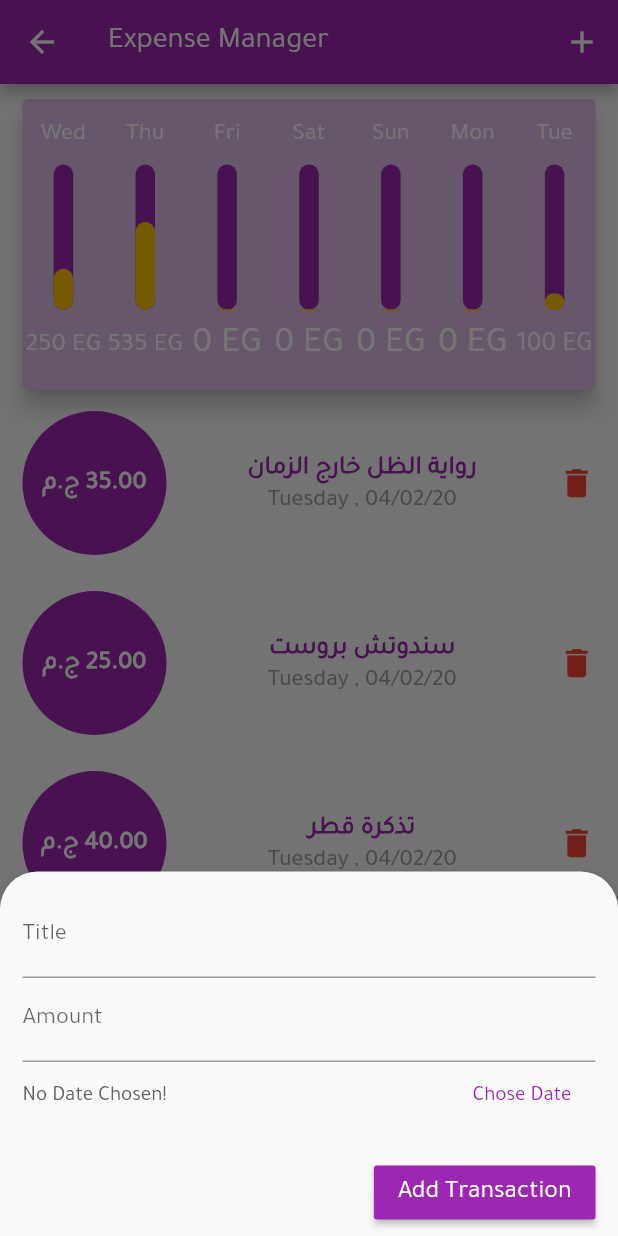
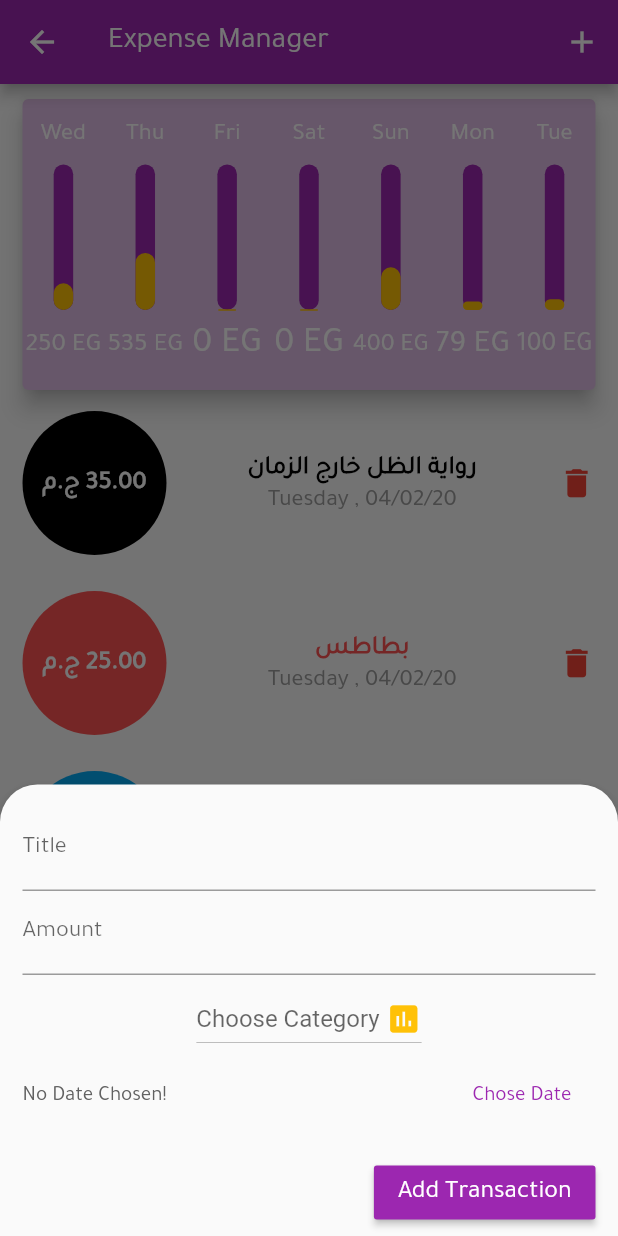
Before and after one commit to grayHatEnigma/Expense-Manager, a Flutter app: the screen it shows after launch, after a tap on the "add" icon, on a phone screen of 412 x 824 dp. Run offline on Flutter 3.47's test engine with Material 2 defaults, Android fonts, the phone set to English and light mode, and no system bars; our stand-ins replace date_format.

Commit message:
ninth commit - add categories feature

```diff
--- a/lib/domain/manager.dart
+++ b/lib/domain/manager.dart
@@ -1,5 +1,6 @@
 //flutter core
 import 'dart:collection';
+import 'package:expense_manager/domain/models/category.dart';
 import 'package:flutter/widgets.dart';
 
 //external packages
@@ -56,10 +57,16 @@ class Manager
 
   // Add a new transaction to the list
   @override
-  void addTransaction({String title, double amount, DateTime date, String id}) {
+  void addTransaction(
+      {String title,
+      double amount,
+      DateTime date,
+      String id,
+      Category category}) {
     // add a new transaction
     _transactions.add(
-      Transaction(title: title, amount: amount, date: date, id: id),
+      Transaction(
+          title: title, amount: amount, date: date, id: id, category: category),
     );
     notifyListeners();
   }
@@ -94,19 +101,49 @@ class Manager
         id: 't1',
         title: 'رواية الظل خارج الزمان',
         amount: 35,
+        category: Category.ENTERTAINING,
         date: DateTime.now()),
     Transaction(
-        id: 't2', title: 'سندوتش بروست', amount: 25, date: DateTime.now()),
-    Transaction(id: 't3', title: 'تذكرة قطر', amount: 40, date: DateTime.now()),
+        id: 't2',
+        title: 'بطاطس',
+        amount: 25,
+        date: DateTime.now(),
+        category: Category.GROCERY),
+    Transaction(
+        id: 't3',
+        title: 'تذكرة قطر',
+        amount: 40,
+        date: DateTime.now(),
+        category: Category.TRANSPORTATION),
     Transaction(
         id: 't3',
         title: 'كوتشي جديد',
         amount: 535,
-        date: DateTime(2020, 1, 30)),
+        date: DateTime(2020, 1, 30),
+        category: Category.SHOPPING),
     Transaction(
         id: 't4',
         title: 'بنطلون جديد',
         amount: 250,
-        date: DateTime(2020, 1, 29)),
+        date: DateTime(2020, 1, 29),
+        category: Category.SHOPPING),
+    Transaction(
+        id: 't7',
+        title: 'فاتورة التليفون الأرضي',
+        amount: 79,
+        date: DateTime(2020, 2, 3),
+        category: Category.BILLS),
+    Transaction(
+        id: 't5',
+        title: 'زيارات عائلية',
+        amount: 150,
+        date: DateTime(2020, 2, 2),
+        category: Category.OTHERS),
+    Transaction(
+        id: 't6',
+        title: 'أدوات مكتبية',
+        amount: 250,
+        date: DateTime(2020, 2, 2),
+        category: Category.OTHERS),
   ];
 } // TransactionsData class end
--- a/lib/domain/manager_database_contract.dart
+++ b/lib/domain/manager_database_contract.dart
@@ -1,14 +1,7 @@
 //my imports
 import './models/transaction.dart';
 
-class ManagerDatabaseContract {
-  // TODO : INTERFACE CONTRACT FOR TRANSACTIONS DATA
-
-  // save transactions list to database
-  void saveTXList() {}
-
-  // load transactions list from database
-  List<Transaction> loadTXList() {
-    return null;
-  }
+abstract class ManagerDatabaseContract {
+  void saveTXList();
+  List<Transaction> loadTXList();
 }
--- a/lib/domain/manager_ui_contract.dart
+++ b/lib/domain/manager_ui_contract.dart
@@ -1,27 +1,23 @@
 import 'dart:collection';
+import 'package:expense_manager/domain/models/category.dart';
 import 'package:flutter/widgets.dart';
 
 import './models/chart_bar.dart';
 import './models/transaction.dart';
 
-class ManagerUiContract with ChangeNotifier {
-  // Unmodified Version Of our transactions list
-  UnmodifiableListView<Transaction> get transactionsList => null;
+abstract class ManagerUiContract with ChangeNotifier {
+  UnmodifiableListView<Transaction> get transactionsList;
 
-  // a function to get the total spending amount during the last week
-  double get totalRecentSpending {
-    return 0;
-  }
+  double get totalRecentSpending;
 
-  // a function to get transactions that are grouped by day of the week
-  List<ChartBar> get groupedTransactions {
-    return null;
-  }
+  List<ChartBar> get groupedTransactions;
 
-  // Add a new transaction to the list
   void addTransaction(
-      {String title, double amount, DateTime date, String id}) {}
+      {String title,
+      double amount,
+      DateTime date,
+      Category category,
+      String id});
 
-  // Delete an existing transaction from the list
-  void deleteTransaction({int index, String id}) {}
+  void deleteTransaction({int index, String id});
 }
--- /dev/null
+++ b/lib/domain/models/category.dart
@@ -0,0 +1,12 @@
+enum Category {
+  TRAVELLING,
+  ENTERTAINING,
+  BILLS,
+  GROCERY,
+  MEDICINE,
+  MAINTENANCE,
+  TRANSPORTATION,
+  SHOPPING,
+  EMERGENCY,
+  OTHERS,
+}
--- a/lib/domain/models/transaction.dart
+++ b/lib/domain/models/transaction.dart
@@ -1,10 +1,57 @@
+import './category.dart';
+import 'package:flutter/material.dart';
+
 class Transaction {
   final String id;
   final String title;
+  final Category category;
   final double amount;
   final DateTime date;
 
-  Transaction({this.id, this.title, this.amount, this.date});
+  Transaction(
+      {this.id,
+      this.title,
+      this.amount,
+      this.category = Category.OTHERS,
+      this.date});
+
+  Color get categoryColor {
+    Color transactionColor;
+    switch (category) {
+      case Category.TRAVELLING:
+        transactionColor = Colors.pinkAccent;
+        break;
+      case Category.ENTERTAINING:
+        transactionColor = Colors.black;
+        break;
+      case Category.BILLS:
+        transactionColor = Colors.red[700];
+        break;
+      case Category.GROCERY:
+        transactionColor = Colors.redAccent;
+        break;
+      case Category.MEDICINE:
+        transactionColor = Colors.deepOrange;
+        break;
+      case Category.MAINTENANCE:
+        transactionColor = Colors.blue;
+        break;
+      case Category.TRANSPORTATION:
+        transactionColor = Colors.lightBlue;
+        break;
+      case Category.SHOPPING:
+        transactionColor = Colors.pink[400];
+        break;
+      case Category.EMERGENCY:
+        transactionColor = Colors.yellow;
+        break;
+      case Category.OTHERS:
+        transactionColor = Colors.grey;
+        break;
+    }
+
+    return transactionColor;
+  }
 
   @override
   String toString() {
--- a/lib/infrastructure/ui/screens/add_transaction_screen.dart
+++ b/lib/infrastructure/ui/screens/add_transaction_screen.dart
@@ -1,4 +1,5 @@
 //flutter core
+import 'package:expense_manager/domain/models/category.dart';
 import 'package:flutter/material.dart';
 
 //external packages
@@ -17,7 +18,8 @@ class _AddTransactionState extends State<AddTransaction> {
   final titleController = TextEditingController();
   final amountController = TextEditingController();
   String chosenDateText = 'No Date Chosen!';
-  var chosenDate = DateTime.now();
+  DateTime chosenDate = DateTime.now();
+  Category chosenCategory;
 
   @override
   Widget build(BuildContext context) {
@@ -40,6 +42,35 @@ class _AddTransactionState extends State<AddTransaction> {
               decoration: InputDecoration(labelText: 'Amount'),
               controller: amountController,
               keyboardType: TextInputType.numberWithOptions(decimal: true),
+            ),
+            Center(
+              child: Container(
+                padding: EdgeInsets.all(5),
+                child: DropdownButton<Category>(
+                  items: Category.values.map((value) {
+                    return DropdownMenuItem(
+                      value: value,
+                      child: Text(value.toText()),
+                    );
+                  }).toList(),
+                  onChanged: (newValue) {
+                    setState(() {
+                      chosenCategory = newValue;
+                    });
+                  },
+                  value: chosenCategory,
+                  hint: Text('Choose Category '),
+                  icon: Icon(
+                    Icons.assessment,
+                    color: Theme.of(context).accentColor,
+                  ),
+                  style: TextStyle(
+                    color: Theme.of(context).primaryColor,
+                    fontSize: 16,
+                  ),
+                  isExpanded: false,
+                ),
+              ),
             ),
             Row(
               mainAxisAlignment: MainAxisAlignment.spaceBetween,
@@ -103,7 +134,8 @@ class _AddTransactionState extends State<AddTransaction> {
                           amount: double.parse(amountController.text),
                           date: chosenDate,
                           id: chosenDate.hashCode.toString() +
-                              titleController.text.hashCode.toString());
+                              titleController.text.hashCode.toString(),
+                          category: chosenCategory);
 
                   // clear the controllers
                   amountController.clear();
@@ -129,3 +161,12 @@ class _AddTransactionState extends State<AddTransaction> {
     titleController.dispose();
   }
 }
+
+extension on Category {
+  String toText() {
+    String lowerCaseCategoryName =
+        this.toString().split('.').last.toLowerCase();
+    return lowerCaseCategoryName[0].toUpperCase() +
+        lowerCaseCategoryName.substring(1);
+  }
+}
--- a/lib/infrastructure/ui/widgets/transaction_details_widget.dart
+++ b/lib/infrastructure/ui/widgets/transaction_details_widget.dart
@@ -24,7 +24,7 @@ class TransactionDetails extends StatelessWidget {
                 transaction.title,
                 style: TextStyle(
                     fontSize: 17,
-                    color: Theme.of(context).primaryColor,
+                    color: transaction.categoryColor,
                     fontWeight: FontWeight.bold),
               ),
             ),
--- a/lib/infrastructure/ui/widgets/transaction_tile_widget.dart
+++ b/lib/infrastructure/ui/widgets/transaction_tile_widget.dart
@@ -20,7 +20,7 @@ class TransactionTile extends StatelessWidget {
         mainAxisAlignment: MainAxisAlignment.spaceBetween,
         children: <Widget>[
           CircleAvatar(
-            backgroundColor: Theme.of(context).primaryColor,
+            backgroundColor: transaction.categoryColor,
             radius: 48,
             child: Padding(
               padding: EdgeInsets.all(5.0),
--- a/pubspec.yaml
+++ b/pubspec.yaml
@@ -4,7 +4,7 @@ description: an awesome expense manager application using flutter
 version: 1.0.0+1
 
 environment:
-  sdk: ">=2.3.0 <3.0.0"
+  sdk: ">=2.7.0 <3.0.0"
 
 dependencies:
   flutter:
```
Also changed, not shown: pubspec.lock.
